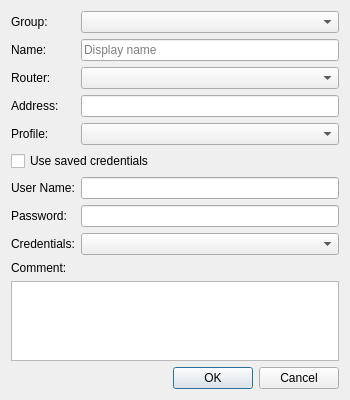
Qt form source/client/desktop/management/local_host_dialog.ui (dchapyshev/aspia) before a commit.
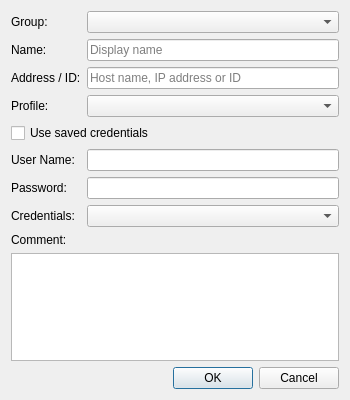
The same form after that commit. Custom widgets are drawn as their Qt base class.

Commit message: Reworking to single-router per application instance.

Diff of the .ui file:
```diff
--- a/source/client/desktop/management/local_host_dialog.ui
+++ b/source/client/desktop/management/local_host_dialog.ui
@@ -48,78 +48,68 @@
       </widget>
      </item>
      <item row="2" column="0">
-      <widget class="QLabel" name="label_router">
+      <widget class="QLabel" name="label_address">
        <property name="text">
-        <string>Router:</string>
+        <string>Address / ID:</string>
        </property>
       </widget>
      </item>
      <item row="2" column="1">
-      <widget class="QComboBox" name="combo_router">
-       <property name="sizeAdjustPolicy">
-        <enum>QComboBox::SizeAdjustPolicy::AdjustToContents</enum>
+      <widget class="QLineEdit" name="edit_address">
+       <property name="placeholderText">
+        <string>Host name, IP address or ID</string>
        </property>
       </widget>
      </item>
      <item row="3" column="0">
-      <widget class="QLabel" name="label_address">
-       <property name="text">
-        <string>Address:</string>
-       </property>
-      </widget>
-     </item>
-     <item row="3" column="1">
-      <widget class="QLineEdit" name="edit_address"/>
-     </item>
-     <item row="4" column="0">
       <widget class="QLabel" name="label_profile">
        <property name="text">
         <string>Profile:</string>
        </property>
       </widget>
      </item>
-     <item row="4" column="1">
+     <item row="3" column="1">
       <widget class="QComboBox" name="combo_profile">
        <property name="sizeAdjustPolicy">
         <enum>QComboBox::SizeAdjustPolicy::AdjustToContents</enum>
        </property>
       </widget>
      </item>
-     <item row="5" column="0" colspan="2">
+     <item row="4" column="0" colspan="2">
       <widget class="QCheckBox" name="checkbox_saved_credentials">
        <property name="text">
         <string>Use saved credentials</string>
        </property>
       </widget>
      </item>
-     <item row="6" column="0">
+     <item row="5" column="0">
       <widget class="QLabel" name="label_username">
        <property name="text">
         <string>User Name:</string>
        </property>
       </widget>
      </item>
-     <item row="6" column="1">
+     <item row="5" column="1">
       <widget class="QLineEdit" name="edit_username"/>
      </item>
-     <item row="7" column="0">
+     <item row="6" column="0">
       <widget class="QLabel" name="label_password">
        <property name="text">
         <string>Password:</string>
        </property>
       </widget>
      </item>
-     <item row="7" column="1">
+     <item row="6" column="1">
       <widget class="PasswordEdit" name="edit_password"/>
      </item>
-     <item row="8" column="0">
+     <item row="7" column="0">
       <widget class="QLabel" name="label_credential">
        <property name="text">
         <string>Credentials:</string>
        </property>
       </widget>
      </item>
-     <item row="8" column="1">
+     <item row="7" column="1">
       <widget class="QComboBox" name="combo_credential">
        <property name="sizeAdjustPolicy">
         <enum>QComboBox::SizeAdjustPolicy::AdjustToContents</enum>
```
The commit also changes 139 other files.
